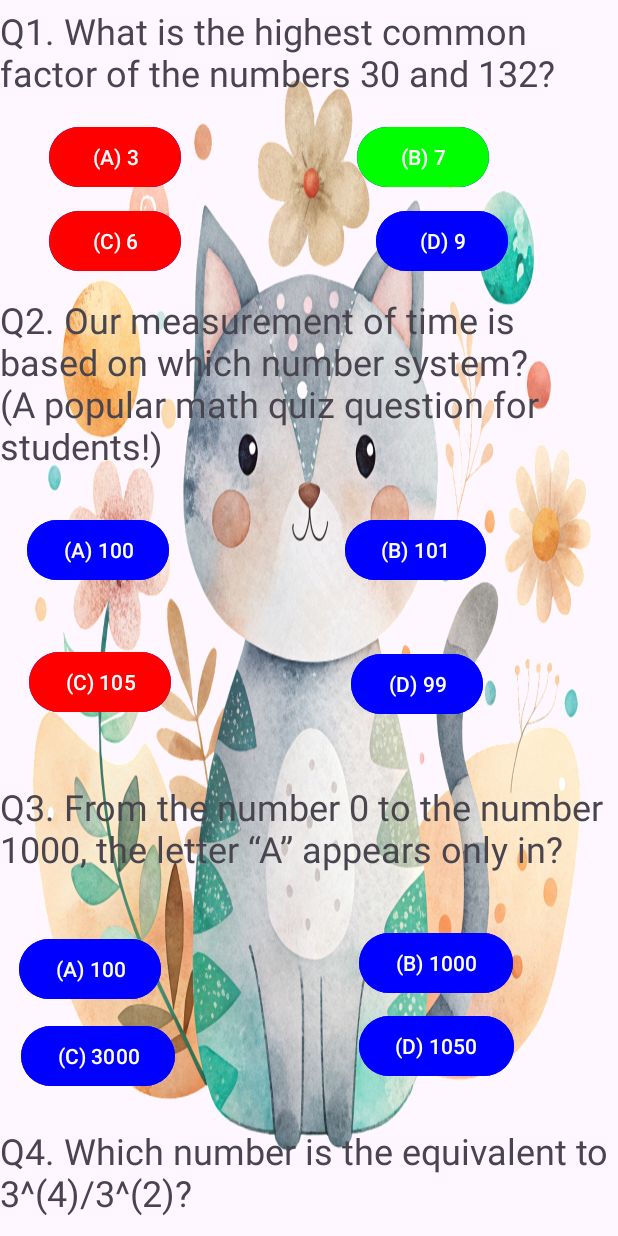
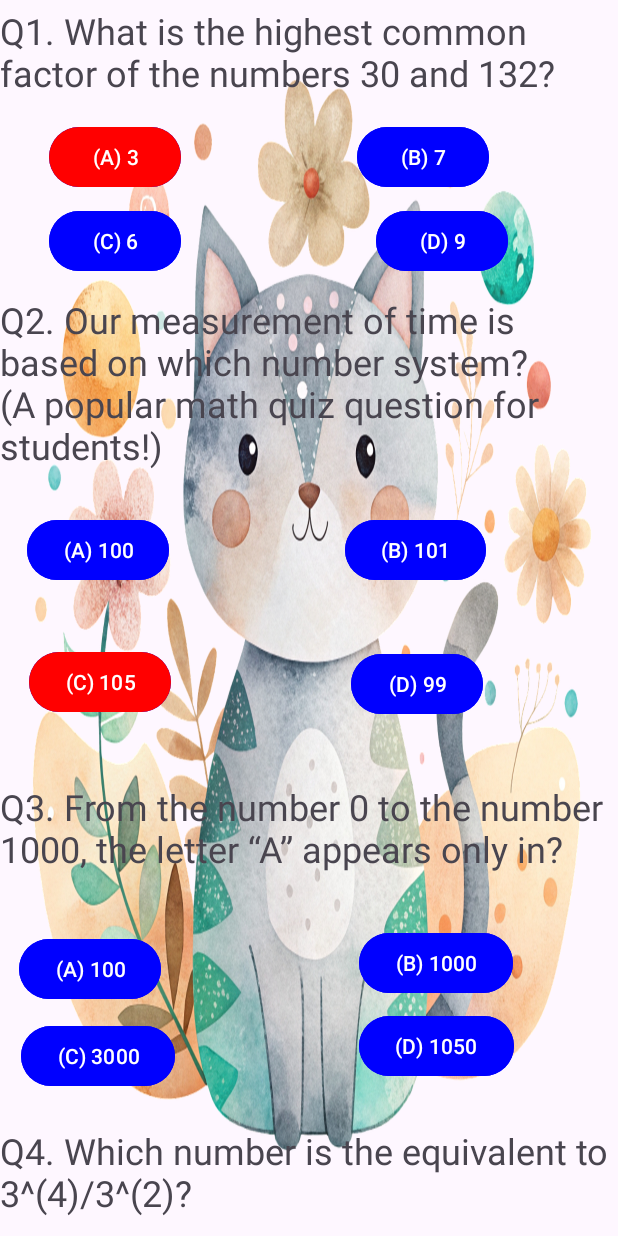
Before and after one commit to Nafis-Foysal-Ashik/SWE_Project, an Android app: the MathActivity screen opened directly, with no data from a screen before it, after a tap on "(C) 105", on a phone screen of 412 x 824 dp. Run offline under Robolectric (Android 15) with nearby library versions, the phone set to English and light mode, and no system bars; 3 other taps on this screen came first.

Commit message:
modified mathactivity.class

```diff
--- a/app/src/main/java/com/example/study/Homepage.java
+++ b/app/src/main/java/com/example/study/Homepage.java
@@ -44,7 +44,7 @@
         info.setOnClickListener(new View.OnClickListener() {
             @Override
             public void onClick(View v) {
-                Intent intent = new Intent(Homepage.this , MathActivity.class);
+                Intent intent = new Intent(Homepage.this , InfoActivity.class);
                 startActivity(intent);
             }
         });
--- a/app/src/main/java/com/example/study/MathActivity.java
+++ b/app/src/main/java/com/example/study/MathActivity.java
@@ -16,17 +16,17 @@
 
 public class MathActivity extends AppCompatActivity {
 
-    Button[] buttons,redButtons;
-    Set<Integer> clickedButtons;//: A Set to track which buttons have been clicked.
-    Integer count = 0;
-    MathQuizModel mathQuizModel;
+    Button[] correctButtons;
+    Button[] allButtons;
+    Set<Integer> clickedButtons;
+    int count = 0;
 
     @Override
     protected void onCreate(Bundle savedInstanceState) {
         super.onCreate(savedInstanceState);
         setContentView(R.layout.activity_math);
 
-        buttons = new Button[]{
+        correctButtons = new Button[]{
                 findViewById(R.id.q1bm),
                 findViewById(R.id.q2bm),
                 findViewById(R.id.q3cm),
@@ -39,95 +39,69 @@
                 findViewById(R.id.q10cm)
         };
 
-        redButtons = new Button[]{
-                findViewById(R.id.q1am),
-                findViewById(R.id.q1cm),
-                findViewById(R.id.q1dm),
-
-                findViewById(R.id.q2am),
-                findViewById(R.id.q2cm),
-                findViewById(R.id.q2dm),
-
-                findViewById(R.id.q3am),
-                findViewById(R.id.q3bm),
-                findViewById(R.id.q3dm),
-
-                findViewById(R.id.q4am),
-                findViewById(R.id.q4bm),
-                findViewById(R.id.q4dm),
-
-                findViewById(R.id.q5am),
-                findViewById(R.id.q5bm),
-                findViewById(R.id.q5cm),
-
-                findViewById(R.id.q6am),
-                findViewById(R.id.q6bm),
-                findViewById(R.id.q6dm),
-
-                findViewById(R.id.q7am),
-                findViewById(R.id.q7bm),
-                findViewById(R.id.q7cm),
-
-                findViewById(R.id.q8am),
-                findViewById(R.id.q8bm),
-                findViewById(R.id.q8cm),
-
-                findViewById(R.id.q9am),
-                findViewById(R.id.q9cm),
-                findViewById(R.id.q9dm),
-
-                findViewById(R.id.q10am),
-                findViewById(R.id.q10bm),
-                findViewById(R.id.q10dm)
-
-
-
-
+        allButtons = new Button[]{
+                findViewById(R.id.q1am), findViewById(R.id.q1bm), findViewById(R.id.q1cm), findViewById(R.id.q1dm),
+                findViewById(R.id.q2am), findViewById(R.id.q2bm), findViewById(R.id.q2cm), findViewById(R.id.q2dm),
+                findViewById(R.id.q3am), findViewById(R.id.q3bm), findViewById(R.id.q3cm), findViewById(R.id.q3dm),
+                findViewById(R.id.q4am), findViewById(R.id.q4bm), findViewById(R.id.q4cm), findViewById(R.id.q4dm),
+                findViewById(R.id.q5am), findViewById(R.id.q5bm), findViewById(R.id.q5cm), findViewById(R.id.q5dm),
+                findViewById(R.id.q6am), findViewById(R.id.q6bm), findViewById(R.id.q6cm), findViewById(R.id.q6dm),
+                findViewById(R.id.q7am), findViewById(R.id.q7bm), findViewById(R.id.q7cm), findViewById(R.id.q7dm),
+                findViewById(R.id.q8am), findViewById(R.id.q8bm), findViewById(R.id.q8cm), findViewById(R.id.q8dm),
+                findViewById(R.id.q9am), findViewById(R.id.q9bm), findViewById(R.id.q9cm), findViewById(R.id.q9dm),
+                findViewById(R.id.q10am), findViewById(R.id.q10bm), findViewById(R.id.q10cm), findViewById(R.id.q10dm)
         };
 
-        clickedButtons = new HashSet<>();//HashSet to track button clicks, ensuring each button is only counted once.
+        clickedButtons = new HashSet<>();
 
-        // Use the singleton instance of MathQuizModel
-        mathQuizModel = MathQuizModel.getInstance();
-
-        for (Button button : buttons) {
+        // Set listeners for all buttons
+        for (Button button : allButtons) {
             button.setOnClickListener(new View.OnClickListener() {
                 @Override
                 public void onClick(View v) {
-                    int buttonId = v.getId();
-                    if (!clickedButtons.contains(buttonId)) {
-                        count++;
-                        clickedButtons.add(buttonId);
-                        // Change button background color to green
-                        button.setBackgroundTintList(ColorStateList.valueOf(Color.GREEN));
-                    }
+                    handleButtonClick(v);
                 }
             });
         }
 
-        //redButtons
-        clickedButtons.clear();
-
-        for (Button button : redButtons) {
-            button.setOnClickListener(new View.OnClickListener() {
-                @Override
-                public void onClick(View v) {
-                    int buttonId = v.getId();
-                    if (!clickedButtons.contains(buttonId)) {
-                        clickedButtons.add(buttonId);
-                        // Change button background color to green
-                        button.setBackgroundTintList(ColorStateList.valueOf(Color.RED));
-                    }
-                }
-            });
-        }
         Button submitButton = findViewById(R.id.submath);
         submitButton.setOnClickListener(new View.OnClickListener() {
             @Override
             public void onClick(View v) {
-                // Display count value
-                Toast.makeText(MathActivity.this, "Your Score : " + count, Toast.LENGTH_SHORT).show();
+                Toast.makeText(MathActivity.this, "Your Score: " + count, Toast.LENGTH_SHORT).show();
             }
         });
     }
+
+    private void handleButtonClick(View v) {
+        int buttonId = v.getId();
+        int questionNumber = getQuestionNumber(buttonId);
+
+        if (!clickedButtons.contains(questionNumber)) {
+            clickedButtons.add(questionNumber);
+            Button button = findViewById(buttonId);
+
+            if (isCorrectButton(buttonId)) {
+                button.setBackgroundTintList(ColorStateList.valueOf(Color.GREEN));
+                count++;
+            } else {
+                button.setBackgroundTintList(ColorStateList.valueOf(Color.RED));
+            }
+        }
+    }
+
+    private int getQuestionNumber(int buttonId) {
+        String buttonName = getResources().getResourceEntryName(buttonId);
+        // Assuming button IDs are named like q1am, q2bm, q3cm, etc.
+        return Integer.parseInt(buttonName.substring(1, buttonName.length() - 2));
+    }
+
+    private boolean isCorrectButton(int buttonId) {
+        for (Button button : correctButtons) {
+            if (button.getId() == buttonId) {
+                return true;
+            }
+        }
+        return false;
+    }
 }
```
